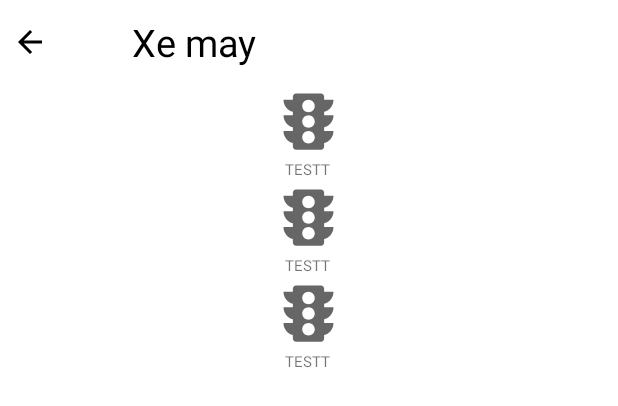
After one commit to ngotuankiet/ChongCongAnTom, an Android app: the layout fragment_transport.xml on its own in the app's theme, with its tools: preview values and no code run, on a phone screen of 412 x 824 dp. The commit adds this screen. Shown: the top 406 px of the screen. Run offline under Robolectric (Android 15) with nearby library versions, the phone set to English and light mode, and no system bars.

Commit message:
done 1 task litte  in Transport Fragment

```diff
--- a/TrafficLaws/app/src/main/java/com/kietngo/example/laws/traffic/ui/home/HomeFragment.kt
+++ b/TrafficLaws/app/src/main/java/com/kietngo/example/laws/traffic/ui/home/HomeFragment.kt
@@ -106,5 +106,9 @@ class HomeFragment : BaseFragment() {
         viewModel.navigateSearch.observe(viewLifecycleOwner,EventObserver{
             findNavController().navigate(it)
         })
+
+        viewModel.navigateTransport.observe(viewLifecycleOwner,EventObserver{
+            findNavController().navigate(it)
+        })
     }
 }
--- a/TrafficLaws/app/src/main/java/com/kietngo/example/laws/traffic/ui/home/TransportAdapter.kt
+++ b/TrafficLaws/app/src/main/java/com/kietngo/example/laws/traffic/ui/home/TransportAdapter.kt
@@ -21,7 +21,7 @@ class TransportAdapter(val context: Context) : ListAdapter<TransportUI, Transpor
             binding.btnTransport.text = transportUI.transportType.typeName
             binding.btnTransport.setOnClickListener {
                 transportUI.onClick()
-                Timber.d("navigate to ...")
+                Timber.d("navigate to transport Fragment")
             }
         }
     }
--- /dev/null
+++ b/TrafficLaws/app/src/main/res/drawable/ic_baseline_traffic_24.xml
@@ -0,0 +1,10 @@
+<vector xmlns:android="http://schemas.android.com/apk/res/android"
+    android:width="24dp"
+    android:height="24dp"
+    android:viewportWidth="24"
+    android:viewportHeight="24"
+    android:tint="?attr/colorControlNormal">
+  <path
+      android:fillColor="@android:color/white"
+      android:pathData="M20,10h-3L17,8.86c1.72,-0.45 3,-2 3,-3.86h-3L17,4c0,-0.55 -0.45,-1 -1,-1L8,3c-0.55,0 -1,0.45 -1,1v1L4,5c0,1.86 1.28,3.41 3,3.86L7,10L4,10c0,1.86 1.28,3.41 3,3.86L7,15L4,15c0,1.86 1.28,3.41 3,3.86L7,20c0,0.55 0.45,1 1,1h8c0.55,0 1,-0.45 1,-1v-1.14c1.72,-0.45 3,-2 3,-3.86h-3v-1.14c1.72,-0.45 3,-2 3,-3.86zM12,19c-1.11,0 -2,-0.9 -2,-2s0.89,-2 2,-2c1.1,0 2,0.9 2,2s-0.89,2 -2,2zM12,14c-1.11,0 -2,-0.9 -2,-2s0.89,-2 2,-2c1.1,0 2,0.9 2,2s-0.89,2 -2,2zM12,9c-1.11,0 -2,-0.9 -2,-2 0,-1.11 0.89,-2 2,-2 1.1,0 2,0.89 2,2 0,1.1 -0.89,2 -2,2z"/>
+</vector>
--- /dev/null
+++ b/TrafficLaws/app/src/main/res/layout/fragment_transport.xml
@@ -0,0 +1,51 @@
+<?xml version="1.0" encoding="utf-8"?>
+<layout xmlns:android="http://schemas.android.com/apk/res/android"
+    xmlns:tools="http://schemas.android.com/tools"
+    xmlns:app="http://schemas.android.com/apk/res-auto">
+
+    <data>
+
+    </data>
+
+    <androidx.constraintlayout.widget.ConstraintLayout
+        android:layout_width="match_parent"
+        android:layout_height="match_parent"
+        tools:context=".ui.transport.TransportFragment">
+        <androidx.constraintlayout.widget.ConstraintLayout
+            android:id="@+id/toolBar"
+            android:layout_width="match_parent"
+            android:layout_height="@dimen/size_toolbar"
+            app:layout_constraintTop_toTopOf="parent">
+            <Button
+                android:id="@+id/btn_back"
+                style="@style/Widget.MaterialComponents.Button.TextButton.Icon"
+                android:layout_width="wrap_content"
+                app:iconTint="@color/black"
+                android:layout_height="wrap_content"
+                app:layout_constraintBottom_toBottomOf="@id/toolBar"
+                app:icon="@drawable/ic_baseline_arrow_back_24"
+                app:layout_constraintLeft_toLeftOf="@id/toolBar"
+                app:layout_constraintTop_toTopOf="@id/toolBar" />
+            <TextView
+                android:id="@+id/tv_transport"
+                android:layout_width="wrap_content"
+                android:layout_height="wrap_content"
+                android:text="@string/transport"
+                android:textColor="@color/black"
+                android:textSize="@dimen/sp_25"
+                app:layout_constraintBottom_toBottomOf="@id/btn_back"
+                app:layout_constraintLeft_toRightOf="@id/btn_back"
+                app:layout_constraintTop_toTopOf="@id/btn_back" />
+        </androidx.constraintlayout.widget.ConstraintLayout>
+
+        <androidx.recyclerview.widget.RecyclerView
+            android:id="@+id/list_violation_group"
+            tools:listitem="@layout/item_violation_group_in_transport"
+            app:layout_constraintTop_toBottomOf="@id/toolBar"
+            app:layout_constraintBottom_toBottomOf="parent"
+            app:layout_constraintLeft_toLeftOf="parent"
+            app:layout_constraintRight_toRightOf="parent"
+            android:layout_width="match_parent"
+            android:layout_height="0dp"/>
+    </androidx.constraintlayout.widget.ConstraintLayout>
+</layout>
--- /dev/null
+++ b/TrafficLaws/app/src/main/res/layout/item_violation_group_in_transport.xml
@@ -0,0 +1,28 @@
+<?xml version="1.0" encoding="utf-8"?>
+<layout xmlns:android="http://schemas.android.com/apk/res/android">
+
+    <data>
+
+    </data>
+
+    <LinearLayout
+        android:layout_width="match_parent"
+        android:orientation="vertical"
+        android:gravity="center"
+        android:layout_height="wrap_content">
+        <ImageView
+            android:id="@+id/iv_violation_group"
+            android:src="@drawable/ic_baseline_traffic_24"
+            android:layout_width="50dp"
+            android:layout_height="50dp"/>
+        <TextView
+            android:text="TESTT "
+            android:textSize="10sp"
+
+            android:gravity="center"
+            android:id="@+id/tv_violation_group"
+            android:layout_width="wrap_content"
+            android:layout_height="wrap_content"
+            />
+    </LinearLayout>
+</layout>
```
Also changed, not shown: TrafficLaws/app/src/main/java/com/kietngo/example/laws/traffic/ui/home/HomeViewModel.kt (+8 -1 lines), TrafficLaws/app/src/main/java/com/kietngo/example/laws/traffic/ui/transport/TransportAdapter.kt (added, +47 -0 lines), TrafficLaws/app/src/main/java/com/kietngo/example/laws/traffic/ui/transport/TransportFragment.kt (added, +50 -0 lines), TrafficLaws/app/src/main/java/com/kietngo/example/laws/traffic/ui/transport/TransportViewModel.kt (added, +35 -0 lines), TrafficLaws/app/src/main/res/navigation/nav_host.xml (+17 -0 lines).
